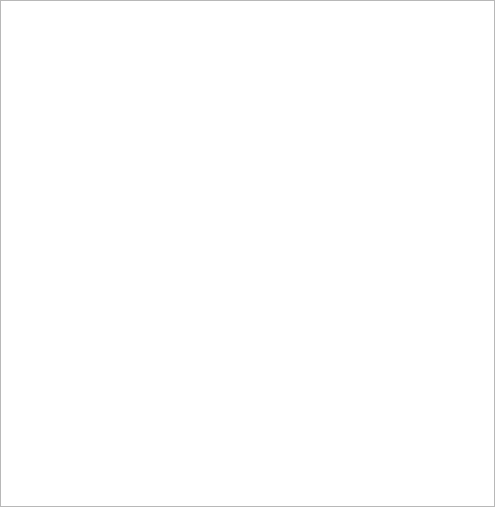
The window that src/ui/qgsdualviewbase.ui (carsmie/QGIS) describes before a commit, drawn with Qt 5.
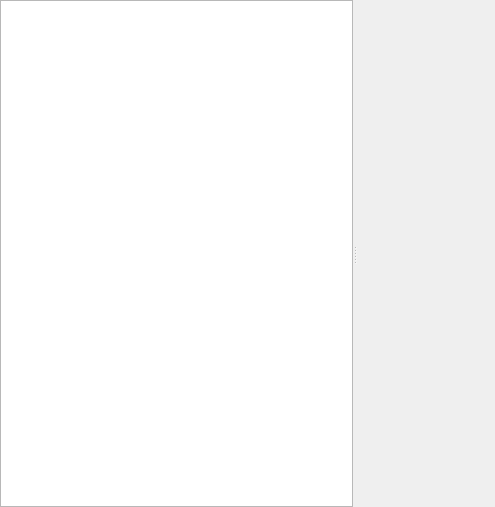
The same window after the commit. Icons and pictures are not drawn. Custom widgets are drawn as their Qt base class.

Commit message: Set better size for conditional format widget

What changed in the file:
```diff
--- a/src/ui/qgsdualviewbase.ui
+++ b/src/ui/qgsdualviewbase.ui
@@ -18,24 +18,36 @@
     <property name="margin">
      <number>0</number>
     </property>
-    <property name="spacing">
+    <property name="topMargin">
      <number>0</number>
     </property>
-    <item row="0" column="1">
+    <property name="rightMargin">
+     <number>0</number>
+    </property>
+    <property name="bottomMargin">
+     <number>0</number>
+    </property>
+    <item row="0" column="0">
+     <widget class="QSplitter" name="splitter">
+      <property name="orientation">
+       <enum>Qt::Horizontal</enum>
+      </property>
+      <property name="childrenCollapsible">
+       <bool>false</bool>
+      </property>
      <widget class="QgsAttributeTableView" name="mTableView">
       <property name="alternatingRowColors">
        <bool>true</bool>
       </property>
      </widget>
-    </item>
-    <item row="0" column="2">
      <widget class="QgsFieldConditionalFormatWidget" name="mConditionalFormatWidget" native="true">
       <property name="sizePolicy">
-       <sizepolicy hsizetype="Minimum" vsizetype="Preferred">
+        <sizepolicy hsizetype="Preferred" vsizetype="Preferred">
         <horstretch>0</horstretch>
         <verstretch>0</verstretch>
        </sizepolicy>
       </property>
+      </widget>
      </widget>
     </item>
    </layout>
```
Left out of the diff: 39 changed lines with no effect on the pictures. Lines whose indentation alone changed are shown as unchanged. The commit also changes 2 other files.
